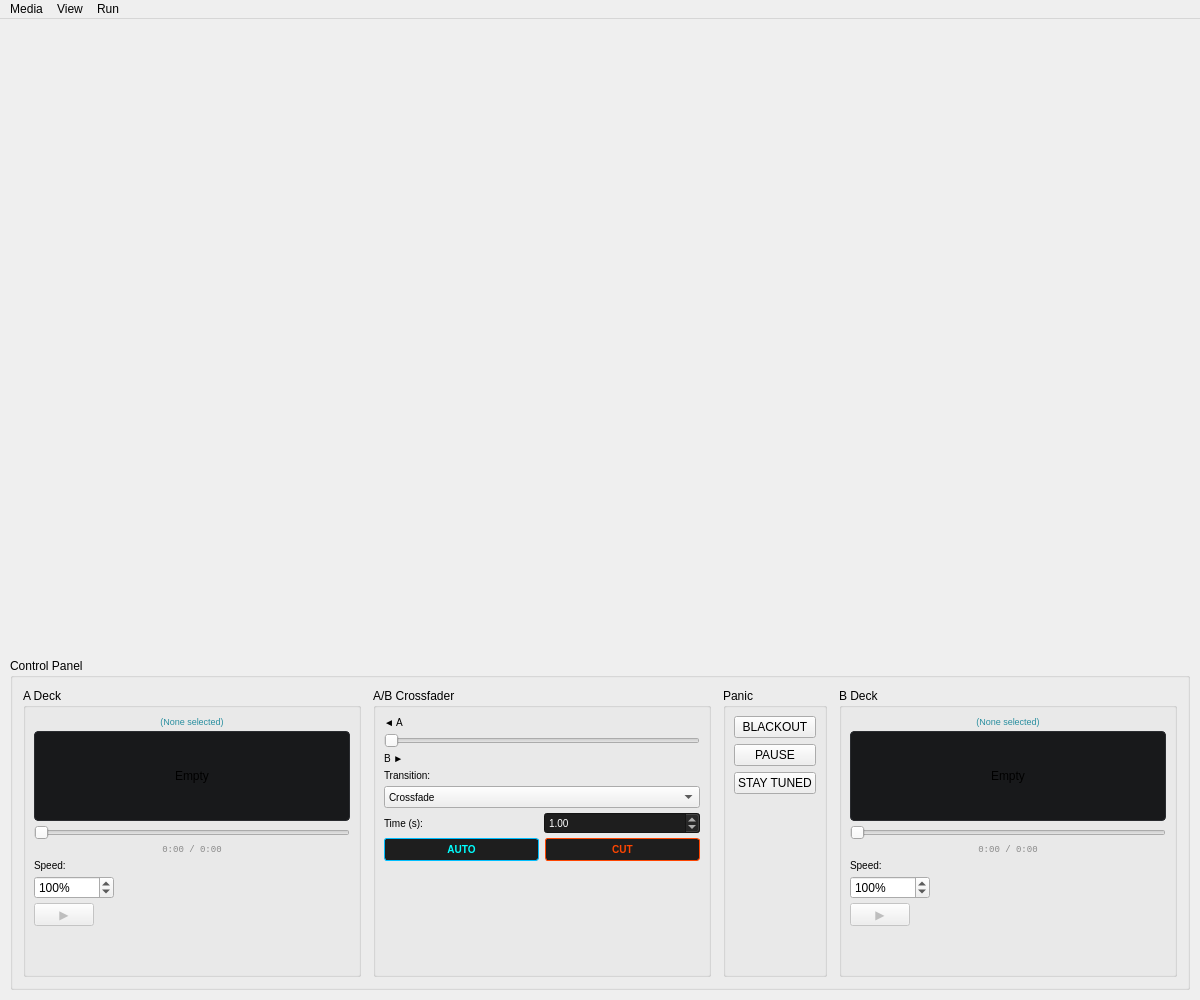
Qt form forms/MainWindow.ui (Kalana-Pankaja/Prism) before a commit.
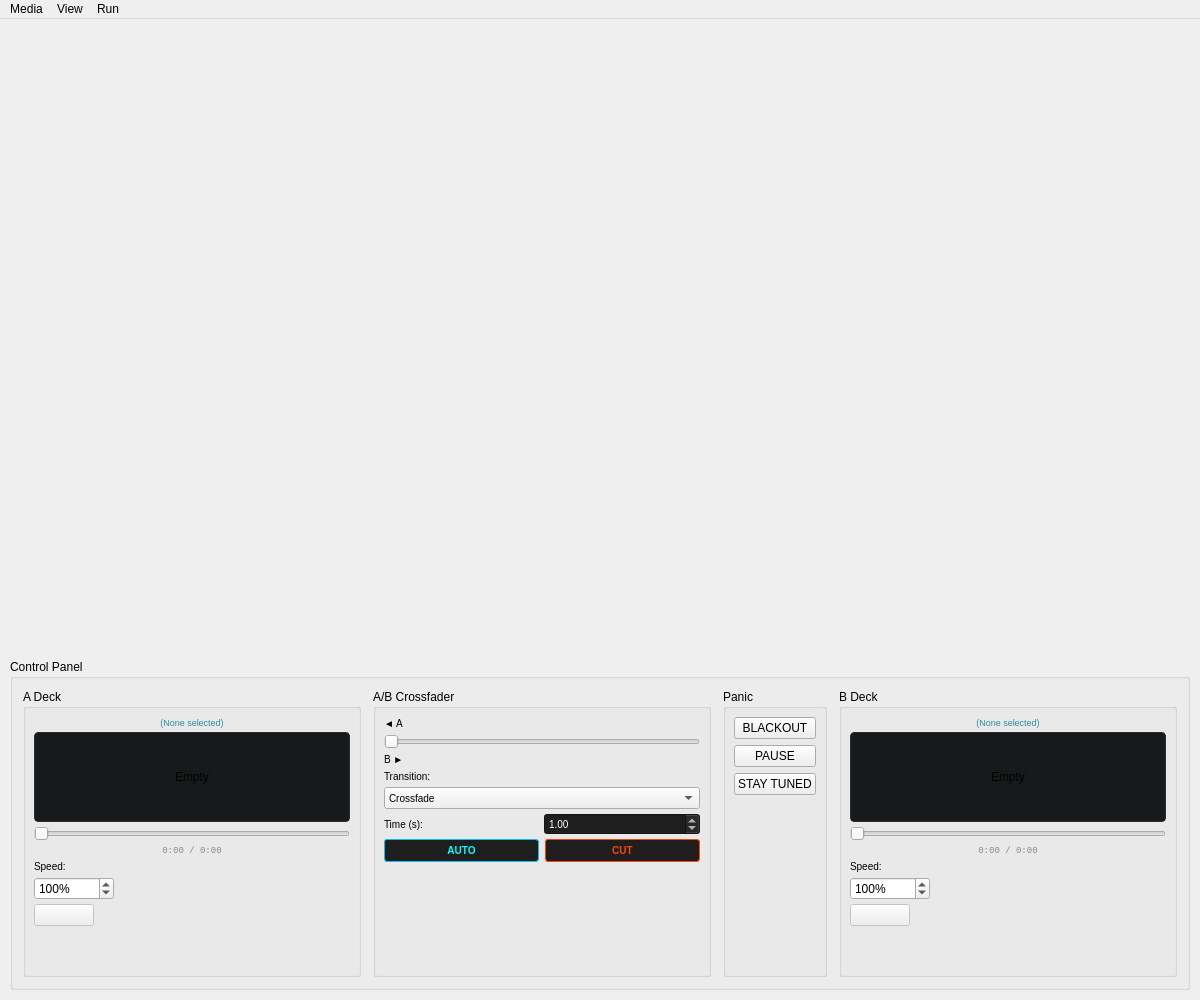
The same form after that commit.

```diff
--- a/forms/MainWindow.ui
+++ b/forms/MainWindow.ui
@@ -250,7 +250,7 @@
              </size>
             </property>
             <property name="text">
-             <string>▶</string>
+             <string/>
             </property>
            </widget>
           </item>
@@ -739,7 +739,7 @@
              </size>
             </property>
             <property name="text">
-             <string>▶</string>
+             <string/>
             </property>
            </widget>
           </item>
```
Left out of the diff: 14 changed lines with no effect on the pictures.
